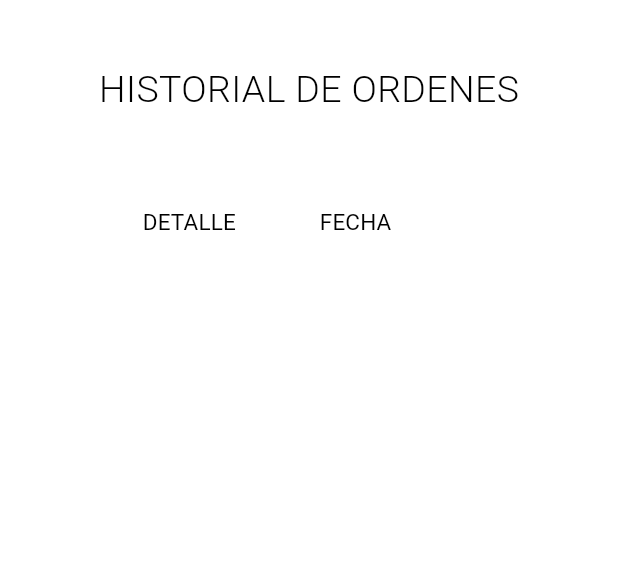
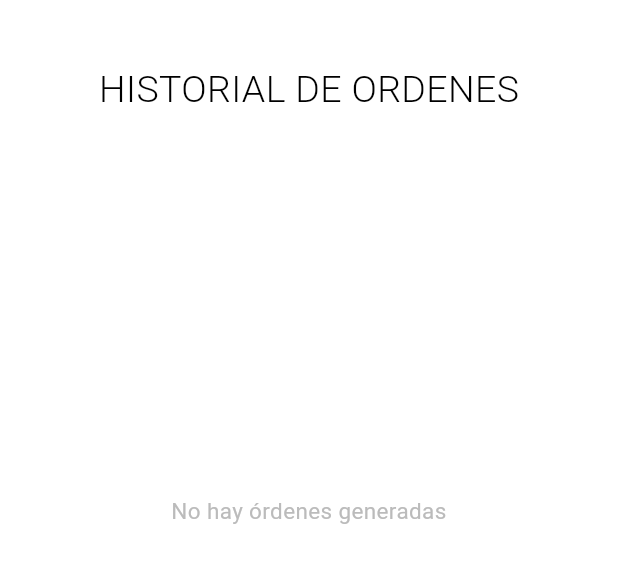
Before and after one commit to Lusho24/Giuseppev3, a Flutter app: the OrderHistoryTab screen opened directly, on a phone screen of 412 x 824 dp, the part 195-778 px from its top. Run offline on Flutter 3.47's test engine with Material 3 defaults, Android fonts, the phone set to English and light mode, and no system bars; our stand-ins replace cached_network_image, camera, carousel_slider, cloud_firestore, firebase_core, firebase_storage and 6 more; missing offline and left inert: flutter_vision; accounts and stored records are empty.

Commit message:
verificacion si esta vacia la tabla

```diff
--- a/giuseppe/lib/presentation/tabs/orders_history/order_history_tab.dart
+++ b/giuseppe/lib/presentation/tabs/orders_history/order_history_tab.dart
@@ -145,6 +145,25 @@ class _OrderTableState extends State<OrderTable> {
     if (viewModel.isLoadingOrders && _isAdmin == null) {
       return const Center(child: CircularProgressIndicator());
     }
+
+    // Verificar si la tabla esta vacia
+    if (viewModel.ordersList.isEmpty) {
+      return const Center(
+        child: Padding(
+          padding: EdgeInsets.fromLTRB(20, 210, 20, 20),
+          child: Text(
+            "No hay órdenes generadas",
+            style: TextStyle(
+              fontSize: 15.0,
+              fontWeight: FontWeight.w400,
+              color: AppColors.primaryVariantColor,
+            ),
+            textAlign: TextAlign.center,
+          ),
+        ),
+      );
+    }
+
     return DataTable(
       columns: const [
         DataColumn(
```
